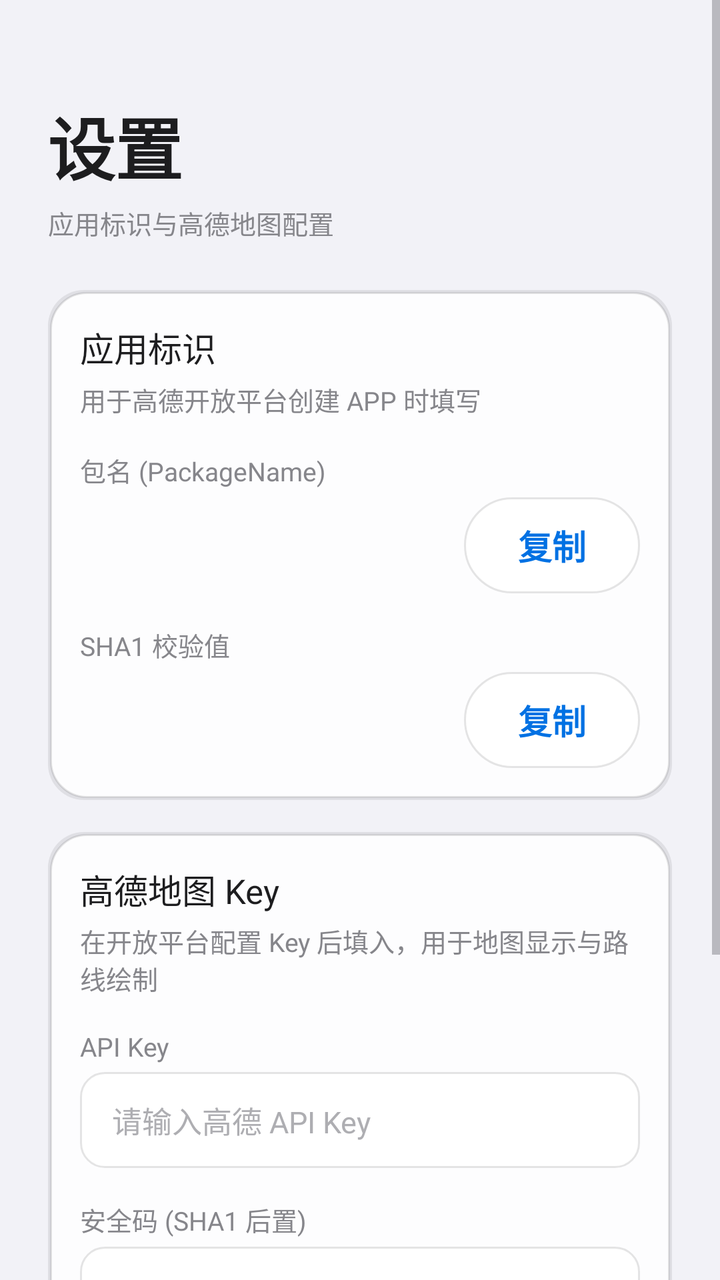
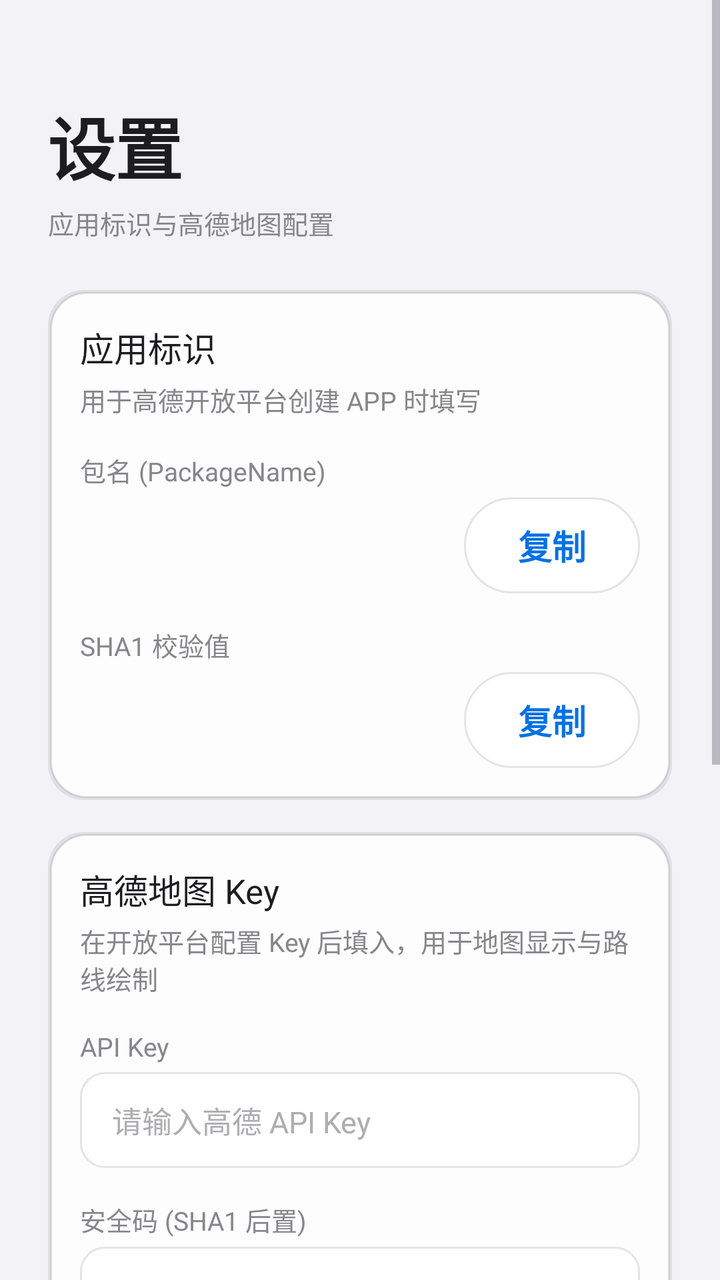

Before-and-after screenshots of an Android layout around one commit, followed by the original layout XML and the change that was made.
<!-- AndroidManifest.xml: application theme Theme.ZVirtualEnv -->
<!-- res/layout/fragment_settings.xml -->
<?xml version="1.0" encoding="utf-8"?>
<ScrollView xmlns:android="http://schemas.android.com/apk/res/android"
    android:layout_width="match_parent"
    android:layout_height="match_parent"
    android:overScrollMode="never">

    <LinearLayout
        android:layout_width="match_parent"
        android:layout_height="wrap_content"
        android:orientation="vertical"
        android:paddingStart="@dimen/space_lg"
        android:paddingTop="@dimen/space_xl"
        android:paddingEnd="@dimen/space_lg"
        android:paddingBottom="@dimen/space_lg">

        <TextView
            android:layout_width="wrap_content"
            android:layout_height="wrap_content"
            android:text="@string/settings_title"
            style="@style/Text.Hero" />

        <TextView
            android:layout_width="wrap_content"
            android:layout_height="wrap_content"
            android:layout_marginTop="@dimen/space_xs"
            android:text="@string/settings_subtitle"
            style="@style/Text.Caption" />

        
        <LinearLayout
            android:layout_width="match_parent"
            android:layout_height="wrap_content"
            android:layout_marginTop="@dimen/space_lg"
            android:background="@drawable/bg_card"
            android:orientation="vertical"
            android:padding="@dimen/space_md">

            <TextView
                android:layout_width="wrap_content"
                android:layout_height="wrap_content"
                android:text="@string/settings_identity_title"
                style="@style/Text.Headline" />

            <TextView
                android:layout_width="wrap_content"
                android:layout_height="wrap_content"
                android:layout_marginTop="@dimen/space_xs"
                android:text="@string/settings_identity_desc"
                style="@style/Text.Caption" />

            <TextView
                android:layout_width="wrap_content"
                android:layout_height="wrap_content"
                android:layout_marginTop="@dimen/space_md"
                android:text="@string/settings_package_label"
                style="@style/Text.Caption" />

            <LinearLayout
                android:layout_width="match_parent"
                android:layout_height="wrap_content"
                android:layout_marginTop="@dimen/space_xs"
                android:gravity="center_vertical"
                android:orientation="horizontal">

                <TextView
                    android:id="@+id/packageValue"
                    android:layout_width="0dp"
                    android:layout_height="wrap_content"
                    android:layout_weight="1"
                    android:fontFamily="monospace"
                    android:textSize="@dimen/text_body"
                    android:textColor="@color/text_primary" />

                <Button
                    android:id="@+id/copyPackageButton"
                    android:layout_width="wrap_content"
                    android:layout_height="wrap_content"
                    android:text="@string/settings_copy"
                    style="@style/Button.Pill.Secondary" />
            </LinearLayout>

            <TextView
                android:layout_width="wrap_content"
                android:layout_height="wrap_content"
                android:layout_marginTop="@dimen/space_md"
                android:text="@string/settings_sha1_label"
                style="@style/Text.Caption" />

            <LinearLayout
                android:layout_width="match_parent"
                android:layout_height="wrap_content"
                android:layout_marginTop="@dimen/space_xs"
                android:gravity="center_vertical"
                android:orientation="horizontal">

                <TextView
                    android:id="@+id/sha1Value"
                    android:layout_width="0dp"
                    android:layout_height="wrap_content"
                    android:layout_weight="1"
                    android:fontFamily="monospace"
                    android:textSize="@dimen/text_body"
                    android:textColor="@color/text_primary" />

                <Button
                    android:id="@+id/copySha1Button"
                    android:layout_width="wrap_content"
                    android:layout_height="wrap_content"
                    android:text="@string/settings_copy"
                    style="@style/Button.Pill.Secondary" />
            </LinearLayout>
        </LinearLayout>

        
        <LinearLayout
            android:layout_width="match_parent"
            android:layout_height="wrap_content"
            android:layout_marginTop="@dimen/space_md"
            android:background="@drawable/bg_card"
            android:orientation="vertical"
            android:padding="@dimen/space_md">

            <TextView
                android:layout_width="wrap_content"
                android:layout_height="wrap_content"
                android:text="@string/settings_amap_title"
                style="@style/Text.Headline" />

            <TextView
                android:layout_width="wrap_content"
                android:layout_height="wrap_content"
                android:layout_marginTop="@dimen/space_xs"
                android:text="@string/settings_amap_desc"
                style="@style/Text.Caption" />

            <TextView
                android:layout_width="wrap_content"
                android:layout_height="wrap_content"
                android:layout_marginTop="@dimen/space_md"
                android:text="@string/settings_amap_key_label"
                style="@style/Text.Caption" />

            <EditText
                android:id="@+id/amapKeyInput"
                android:layout_width="match_parent"
                android:layout_height="wrap_content"
                android:layout_marginTop="@dimen/space_xs"
                android:hint="@string/settings_amap_key_hint"
                android:inputType="text"
                style="@style/EditText.Field" />

            <TextView
                android:layout_width="wrap_content"
                android:layout_height="wrap_content"
                android:layout_marginTop="@dimen/space_md"
                android:text="@string/settings_amap_security_label"
                style="@style/Text.Caption" />

            <EditText
                android:id="@+id/amapSecurityInput"
                android:layout_width="match_parent"
                android:layout_height="wrap_content"
                android:layout_marginTop="@dimen/space_xs"
                android:hint="@string/settings_amap_security_hint"
                android:inputType="text"
                style="@style/EditText.Field" />

            <CheckBox
                android:id="@+id/privacyAgreeCheck"
                android:layout_width="match_parent"
                android:layout_height="wrap_content"
                android:layout_marginTop="@dimen/space_md"
                android:buttonTint="@color/accent"
                android:text="@string/settings_amap_privacy"
                android:textColor="@color/text_secondary"
                android:textSize="@dimen/text_body" />

            <TextView
                android:id="@+id/privacyPolicyLink"
                android:layout_width="match_parent"
                android:layout_height="wrap_content"
                android:layout_marginStart="@dimen/space_lg"
                android:layout_marginTop="@dimen/space_xs"
                android:text="@string/settings_amap_privacy_link"
                android:textColor="@color/accent"
                android:textSize="@dimen/text_caption" />

            <Button
                android:id="@+id/saveAmapButton"
                android:layout_width="match_parent"
                android:layout_height="wrap_content"
                android:layout_marginTop="@dimen/space_md"
                android:text="@string/settings_amap_save"
                style="@style/Button.Pill" />
        </LinearLayout>
    </LinearLayout>
</ScrollView>
<!-- resources referenced by this layout -->
<resources>
  <color name="accent">#0071E3</color>
  <color name="text_primary">#1D1D1F</color>
  <color name="text_secondary">#86868B</color>
  <dimen name="space_lg">24dp</dimen>
  <dimen name="space_md">16dp</dimen>
  <dimen name="space_xl">48dp</dimen>
  <dimen name="space_xs">4dp</dimen>
  <dimen name="text_body">15sp</dimen>
  <dimen name="text_caption">13sp</dimen>
  <string name="settings_amap_desc">在开放平台配置 Key 后填入，用于地图显示与路线绘制</string>
  <string name="settings_amap_key_hint">请输入高德 API Key</string>
  <string name="settings_amap_key_label">API Key</string>
  <string name="settings_amap_privacy">我已阅读并同意《高德开放平台隐私权政策》</string>
  <string name="settings_amap_privacy_link">查看隐私合规说明文档</string>
  <string name="settings_amap_save">保存 Key</string>
  <string name="settings_amap_security_hint">可选：Key 的后半段安全码</string>
  <string name="settings_amap_security_label">安全码 (SHA1 后置)</string>
  <string name="settings_amap_title">高德地图 Key</string>
  <string name="settings_copy">复制</string>
  <string name="settings_identity_desc">用于高德开放平台创建 APP 时填写</string>
  <string name="settings_identity_title">应用标识</string>
  <string name="settings_package_label">包名 (PackageName)</string>
  <string name="settings_sha1_label">SHA1 校验值</string>
  <string name="settings_subtitle">应用标识与高德地图配置</string>
  <string name="settings_title">设置</string>
  <style name="EditText.Field" parent="">
          <item name="android:background">@drawable/bg_field</item>
          <item name="android:minHeight">@dimen/touch_min</item>
          <item name="android:paddingStart">@dimen/space_md</item>
          <item name="android:paddingEnd">@dimen/space_md</item>
          <item name="android:textSize">@dimen/text_body</item>
          <item name="android:textColor">@color/text_primary</item>
          <item name="android:textColorHint">@color/text_tertiary</item>
      </style>
  <style name="Text.Caption" parent="android:TextAppearance.Material">
          <item name="android:textSize">@dimen/text_caption</item>
          <item name="android:textColor">@color/text_secondary</item>
      </style>
  <style name="Text.Headline" parent="android:TextAppearance.Material">
          <item name="android:textSize">@dimen/text_headline</item>
          <item name="android:textStyle">normal</item>
          <item name="android:textColor">@color/text_primary</item>
      </style>
  <style name="Text.Hero" parent="android:TextAppearance.Material">
          <item name="android:textSize">@dimen/text_hero</item>
          <item name="android:textStyle">bold</item>
          <item name="android:textColor">@color/text_primary</item>
          <item name="android:letterSpacing">-0.01</item>
      </style>
  <dimen name="radius_card">18dp</dimen>
  <color name="glass_shadow">#14000000</color>
  <color name="card_fill">#F2FFFFFF</color>
  <color name="card_border">#1A000000</color>
  <dimen name="touch_min">48dp</dimen>
  <color name="bg_secondary">#FFFFFF</color>
  <dimen name="text_headline">17sp</dimen>
  <color name="text_tertiary">#AEAEB2</color>
  <dimen name="text_hero">34sp</dimen>
  <color name="bg_primary">#F2F2F7</color>
  <dimen name="radius_pill">980dp</dimen>
  <color name="accent_press">#0A5DC2</color>
  <color name="bg_tertiary">#E5E5EA</color>
  <dimen name="radius_control">12dp</dimen>
  <!-- unchanged entries left out for length: 7 -->
</resources>

<!-- the commit's change to res/layout/fragment_settings.xml (unified diff, before → after) -->
@@ -193,5 +193,46 @@
                 android:text="@string/settings_amap_save"
                 style="@style/Button.Pill" />
         </LinearLayout>
+
+        
+        <LinearLayout
+            android:layout_width="match_parent"
+            android:layout_height="wrap_content"
+            android:layout_marginTop="@dimen/space_md"
+            android:background="@drawable/bg_card"
+            android:orientation="vertical"
+            android:padding="@dimen/space_md">
+
+            <TextView
+                android:layout_width="wrap_content"
+                android:layout_height="wrap_content"
+                android:text="@string/settings_ble_test_title"
+                style="@style/Text.Headline" />
+
+            <TextView
+                android:layout_width="wrap_content"
+                android:layout_height="wrap_content"
+                android:layout_marginTop="@dimen/space_xs"
+                android:text="@string/settings_ble_test_desc"
+                style="@style/Text.Caption" />
+
+            <Button
+                android:id="@+id/bleTestButton"
+                android:layout_width="match_parent"
+                android:layout_height="wrap_content"
+                android:layout_marginTop="@dimen/space_md"
+                android:text="@string/settings_ble_test_start"
+                style="@style/Button.Pill" />
+
+            <TextView
+                android:id="@+id/bleTestResult"
+                android:layout_width="match_parent"
+                android:layout_height="wrap_content"
+                android:layout_marginTop="@dimen/space_md"
+                android:fontFamily="monospace"
+                android:text="@string/settings_ble_test_idle"
+                android:textColor="@color/text_secondary"
+                android:textSize="@dimen/text_caption" />
+        </LinearLayout>
     </LinearLayout>
 </ScrollView>
<!-- resource entries referenced after the edit -->
@@ -18,6 +18,10 @@
   <string name="settings_amap_security_hint">可选：Key 的后半段安全码</string>
   <string name="settings_amap_security_label">安全码 (SHA1 后置)</string>
   <string name="settings_amap_title">高德地图 Key</string>
+  <string name="settings_ble_test_desc">直接调用 BluetoothLeScanner.startScan 验证蓝牙栈虚拟 BLE 投递，不影响当前虚拟环境状态</string>
+  <string name="settings_ble_test_idle">未开始</string>
+  <string name="settings_ble_test_start">开始扫描 8 秒</string>
+  <string name="settings_ble_test_title">BLE 扫描测试（不 Suspend）</string>
   <string name="settings_copy">复制</string>
   <string name="settings_identity_desc">用于高德开放平台创建 APP 时填写</string>
   <string name="settings_identity_title">应用标识</string>
